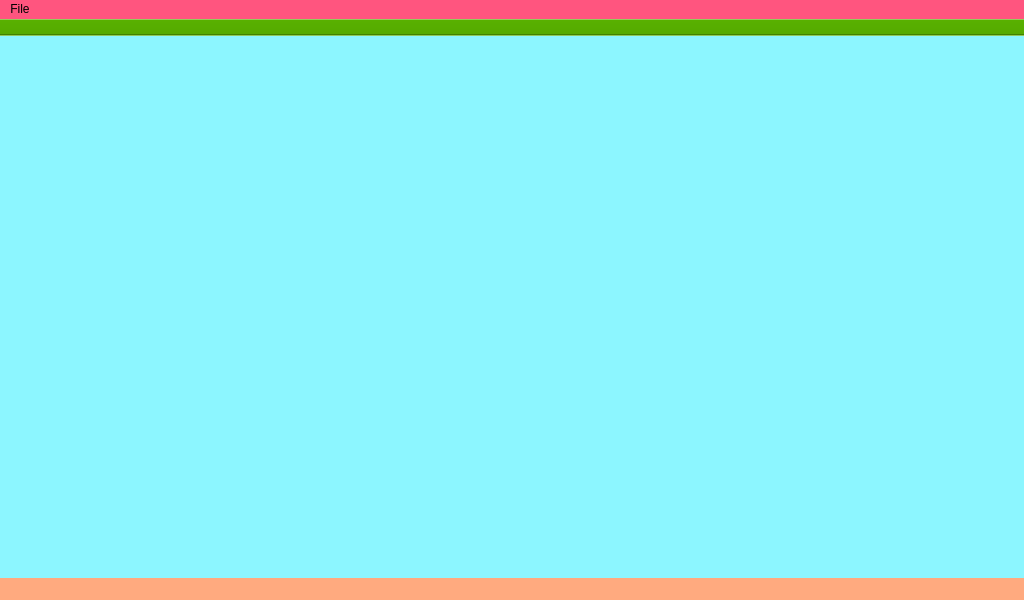
Qt form src/ui/mainwindow.ui (Ghettovich/bsf) before a commit.
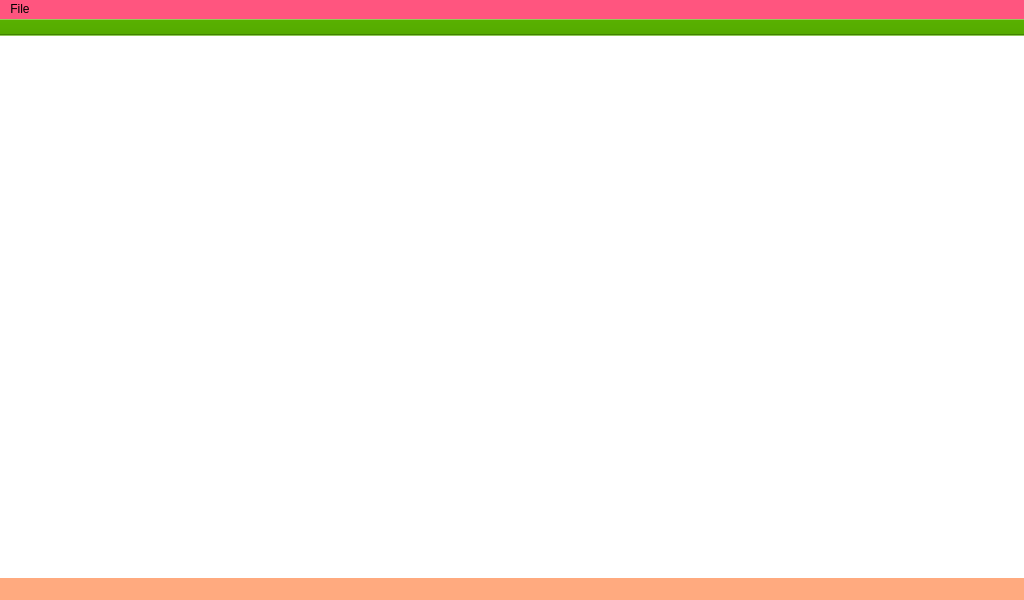
The same form after that commit.

```diff
--- a/src/ui/mainwindow.ui
+++ b/src/ui/mainwindow.ui
@@ -40,7 +40,7 @@
    </property>
    <property name="styleSheet">
     <string notr="true">border-color: rgb(0, 0, 0);
-background-color: rgb(140, 246, 255);
+background-color: rgb(255, 255, 255);
 </string>
    </property>
   </widget>
```
